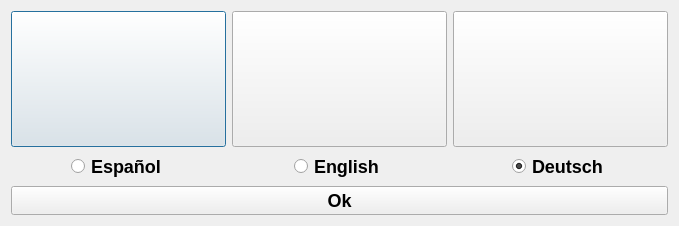
First picture: the form in src/languagechooser.ui, repository dannagle/PacketSender, before the edit.
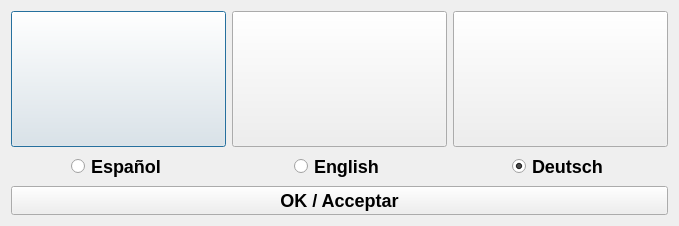
Second picture: the form after the edit. Icons and pictures are not drawn.

The edit to the form file:
```diff
--- a/src/languagechooser.ui
+++ b/src/languagechooser.ui
@@ -131,7 +131,7 @@
         <string notr="true">font: bold;font-size: 18px;</string>
        </property>
        <property name="text">
-        <string>Ok</string>
+        <string>OK / Acceptar</string>
        </property>
       </widget>
      </item>
```
